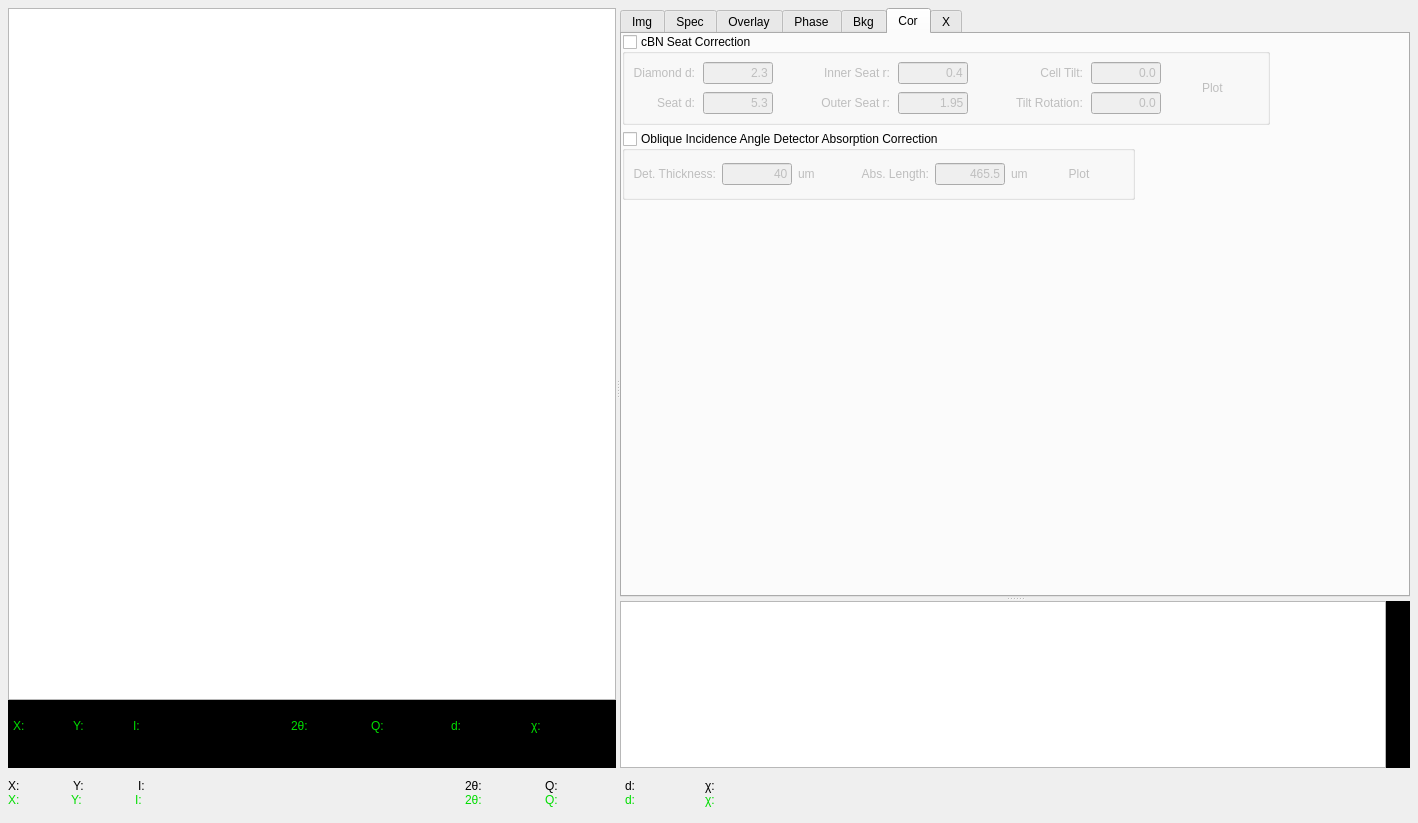
Old version of the form Dioptas_main/Views/UiFiles/Integration.ui in the repository Dioptas/Dioptas.
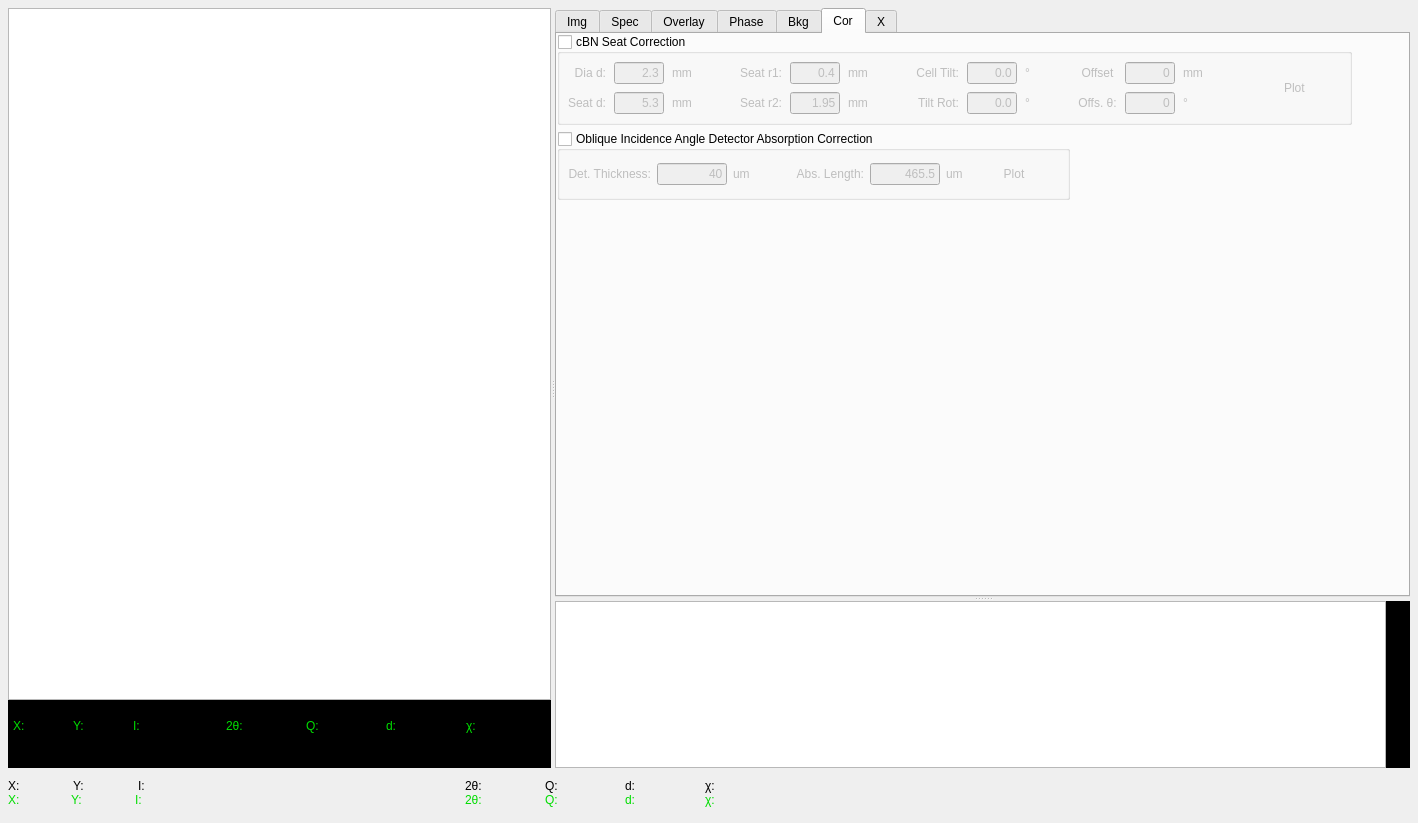
New version of the form. The open tabs and pages were chosen to show the change. Custom widgets are drawn as their Qt base class.

Commit message:
implemented center offset and rotation parameter for the cbn seat correction.
Optimization itself for cBN seat correction is not more useful than fiddling around by hand, due to the long time per iteration. Changing the absorption length of the seats does not have a tremendous effect...

```diff
--- a/Dioptas_main/Views/UiFiles/Integration.ui
+++ b/Dioptas_main/Views/UiFiles/Integration.ui
@@ -2035,7 +2035,14 @@
               <property name="spacing">
                <number>8</number>
               </property>
-              <item row="0" column="2">
+              <item row="1" column="10">
+               <widget class="QLabel" name="label_31">
+                <property name="text">
+                 <string>°</string>
+                </property>
+               </widget>
+              </item>
+              <item row="0" column="3">
                <spacer name="horizontalSpacer_14">
                 <property name="orientation">
                  <enum>Qt::Horizontal</enum>
@@ -2048,17 +2055,143 @@
                 </property>
                </spacer>
               </item>
+              <item row="0" column="2">
+               <widget class="QLabel" name="label_26">
+                <property name="text">
+                 <string>mm</string>
+                </property>
+               </widget>
+              </item>
+              <item row="0" column="13">
+               <widget class="QLineEdit" name="cbn_center_offset_txt">
+                <property name="minimumSize">
+                 <size>
+                  <width>50</width>
+                  <height>0</height>
+                 </size>
+                </property>
+                <property name="maximumSize">
+                 <size>
+                  <width>50</width>
+                  <height>16777215</height>
+                 </size>
+                </property>
+                <property name="text">
+                 <string>0</string>
+                </property>
+                <property name="alignment">
+                 <set>Qt::AlignRight|Qt::AlignTrailing|Qt::AlignVCenter</set>
+                </property>
+               </widget>
+              </item>
+              <item row="0" column="12">
+               <widget class="QLabel" name="label_24">
+                <property name="text">
+                 <string>Offset</string>
+                </property>
+                <property name="alignment">
+                 <set>Qt::AlignCenter</set>
+                </property>
+               </widget>
+              </item>
+              <item row="1" column="14">
+               <widget class="QLabel" name="label_32">
+                <property name="text">
+                 <string>°</string>
+                </property>
+               </widget>
+              </item>
+              <item row="0" column="10">
+               <widget class="QLabel" name="label_30">
+                <property name="text">
+                 <string>°</string>
+                </property>
+               </widget>
+              </item>
+              <item row="0" column="6">
+               <widget class="QLabel" name="label_28">
+                <property name="text">
+                 <string>mm</string>
+                </property>
+               </widget>
+              </item>
+              <item row="0" column="7">
+               <spacer name="horizontalSpacer_15">
+                <property name="orientation">
+                 <enum>Qt::Horizontal</enum>
+                </property>
+                <property name="sizeHint" stdset="0">
+                 <size>
+                  <width>40</width>
+                  <height>20</height>
+                 </size>
+                </property>
+               </spacer>
+              </item>
+              <item row="1" column="6">
+               <widget class="QLabel" name="label_29">
+                <property name="text">
+                 <string>mm</string>
+                </property>
+               </widget>
+              </item>
+              <item row="1" column="13">
+               <widget class="QLineEdit" name="cbn_center_offset_angle_txt">
+                <property name="minimumSize">
+                 <size>
+                  <width>50</width>
+                  <height>0</height>
+                 </size>
+                </property>
+                <property name="maximumSize">
+                 <size>
+                  <width>50</width>
+                  <height>16777215</height>
+                 </size>
+                </property>
+                <property name="text">
+                 <string>0</string>
+                </property>
+                <property name="alignment">
+                 <set>Qt::AlignRight|Qt::AlignTrailing|Qt::AlignVCenter</set>
+                </property>
+               </widget>
+              </item>
+              <item row="1" column="12">
+               <widget class="QLabel" name="label_25">
+                <property name="text">
+                 <string>Offs. θ:</string>
+                </property>
+                <property name="alignment">
+                 <set>Qt::AlignCenter</set>
+                </property>
+               </widget>
+              </item>
+              <item row="0" column="14">
+               <widget class="QLabel" name="label_33">
+                <property name="text">
+                 <string>mm</string>
+                </property>
+               </widget>
+              </item>
+              <item row="1" column="2">
+               <widget class="QLabel" name="label_27">
+                <property name="text">
+                 <string>mm</string>
+                </property>
+               </widget>
+              </item>
               <item row="0" column="1">
                <widget class="QLineEdit" name="cbn_diamond_thickness_txt">
                 <property name="minimumSize">
                  <size>
-                  <width>70</width>
+                  <width>50</width>
                   <height>0</height>
                  </size>
                 </property>
                 <property name="maximumSize">
                  <size>
-                  <width>70</width>
+                  <width>50</width>
                   <height>60</height>
                  </size>
                 </property>
@@ -2070,17 +2203,17 @@
                 </property>
                </widget>
               </item>
-              <item row="0" column="3">
+              <item row="0" column="4">
                <widget class="QLabel" name="label_14">
                 <property name="text">
-                 <string>Inner Seat r:</string>
+                 <string>Seat r1:</string>
                 </property>
                 <property name="alignment">
                  <set>Qt::AlignRight|Qt::AlignTrailing|Qt::AlignVCenter</set>
                 </property>
                </widget>
               </item>
-              <item row="0" column="6">
+              <item row="0" column="8">
                <widget class="QLabel" name="label_16">
                 <property name="text">
                  <string>Cell Tilt:</string>
@@ -2090,27 +2223,27 @@
                 </property>
                </widget>
               </item>
-              <item row="1" column="3">
+              <item row="1" column="4">
                <widget class="QLabel" name="label_15">
                 <property name="text">
-                 <string>Outer Seat r:</string>
+                 <string>Seat r2:</string>
                 </property>
                 <property name="alignment">
                  <set>Qt::AlignRight|Qt::AlignTrailing|Qt::AlignVCenter</set>
                 </property>
                </widget>
               </item>
-              <item row="0" column="7">
+              <item row="0" column="9">
                <widget class="QLineEdit" name="cbn_cell_tilt_txt">
                 <property name="minimumSize">
                  <size>
-                  <width>70</width>
+                  <width>50</width>
                   <height>0</height>
                  </size>
                 </property>
                 <property name="maximumSize">
                  <size>
-                  <width>70</width>
+                  <width>50</width>
                   <height>60</height>
                  </size>
                 </property>
@@ -2132,17 +2265,17 @@
                 </property>
                </widget>
               </item>
-              <item row="1" column="4">
+              <item row="1" column="5">
                <widget class="QLineEdit" name="cbn_outer_seat_radius_txt">
                 <property name="minimumSize">
                  <size>
-                  <width>70</width>
+                  <width>50</width>
                   <height>0</height>
                  </size>
                 </property>
                 <property name="maximumSize">
                  <size>
-                  <width>70</width>
+                  <width>50</width>
                   <height>60</height>
                  </size>
                 </property>
@@ -2154,17 +2287,17 @@
                 </property>
                </widget>
               </item>
-              <item row="1" column="7">
+              <item row="1" column="9">
                <widget class="QLineEdit" name="cbn_tilt_rotation_txt">
                 <property name="minimumSize">
                  <size>
-                  <width>70</width>
+                  <width>50</width>
                   <height>0</height>
                  </size>
                 </property>
                 <property name="maximumSize">
                  <size>
-                  <width>70</width>
+                  <width>50</width>
                   <height>16777215</height>
                  </size>
                 </property>
@@ -2176,24 +2309,27 @@
                 </property>
                </widget>
               </item>
-              <item row="1" column="6">
+              <item row="1" column="8">
                <widget class="QLabel" name="label_17">
                 <property name="text">
-                 <string>Tilt Rotation:</string>
+                 <string>Tilt Rot:</string>
+                </property>
+                <property name="alignment">
+                 <set>Qt::AlignRight|Qt::AlignTrailing|Qt::AlignVCenter</set>
                 </property>
                </widget>
               </item>
-              <item row="0" column="4">
+              <item row="0" column="5">
                <widget class="QLineEdit" name="cbn_inner_seat_radius_txt">
                 <property name="minimumSize">
                  <size>
-                  <width>70</width>
+                  <width>50</width>
                   <height>0</height>
                  </size>
                 </property>
                 <property name="maximumSize">
                  <size>
-                  <width>70</width>
+                  <width>50</width>
                   <height>60</height>
                  </size>
                 </property>
@@ -2209,13 +2345,13 @@
                <widget class="QLineEdit" name="cbn_seat_thickness_txt">
                 <property name="minimumSize">
                  <size>
-                  <width>70</width>
+                  <width>50</width>
                   <height>0</height>
                  </size>
                 </property>
                 <property name="maximumSize">
                  <size>
-                  <width>70</width>
+                  <width>50</width>
                   <height>60</height>
                  </size>
                 </property>
@@ -2227,7 +2363,7 @@
                 </property>
                </widget>
               </item>
-              <item row="0" column="8" rowspan="2">
+              <item row="0" column="16" rowspan="2">
                <widget class="QPushButton" name="cbn_plot_correction_btn">
                 <property name="minimumSize">
                  <size>
@@ -2246,15 +2382,28 @@
               <item row="0" column="0">
                <widget class="QLabel" name="label_12">
                 <property name="text">
-                 <string>Diamond d:</string>
+                 <string>Dia d:</string>
                 </property>
                 <property name="alignment">
                  <set>Qt::AlignRight|Qt::AlignTrailing|Qt::AlignVCenter</set>
                 </property>
                </widget>
               </item>
-              <item row="1" column="5">
-               <spacer name="horizontalSpacer_15">
+              <item row="0" column="11">
+               <spacer name="horizontalSpacer_16">
+                <property name="orientation">
+                 <enum>Qt::Horizontal</enum>
+                </property>
+                <property name="sizeHint" stdset="0">
+                 <size>
+                  <width>40</width>
+                  <height>20</height>
+                 </size>
+                </property>
+               </spacer>
+              </item>
+              <item row="0" column="15">
+               <spacer name="horizontalSpacer_17">
                 <property name="orientation">
                  <enum>Qt::Horizontal</enum>
                 </property>
```
Left out of the diff: 2 changed lines with no effect on the pictures. The commit also changes 9 other files.
